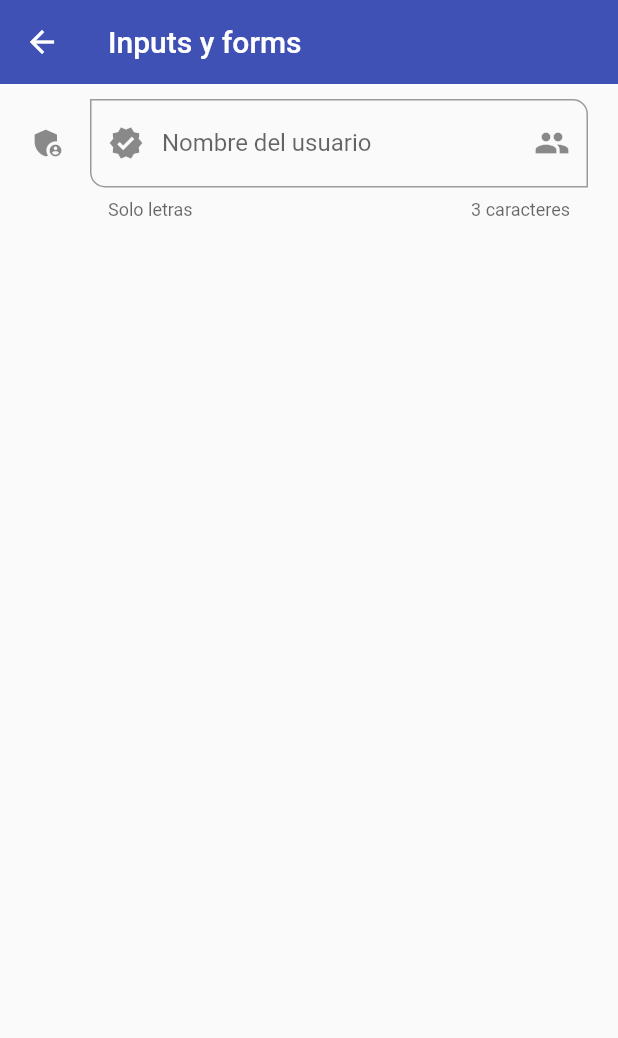
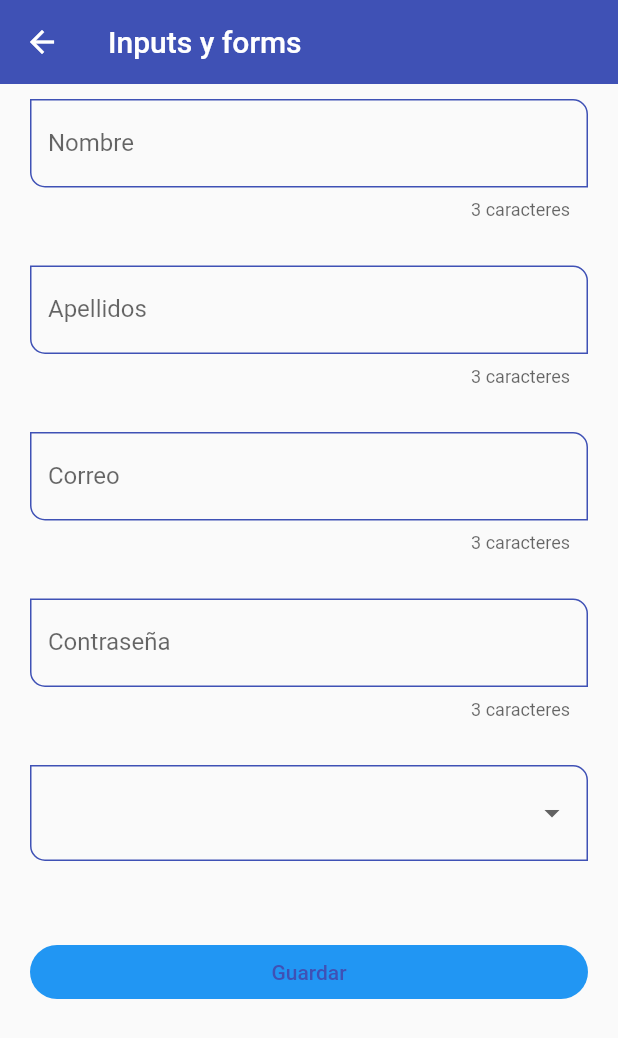
Before and after one commit to jalowin/flutter_projects, a Flutter app: the InputsScreen screen opened by its route, on a phone screen of 412 x 824 dp. Shown: the top 1038 px of the screen. Run offline on Flutter 3.47's test engine with Material 2 defaults, Android fonts, the phone set to English and light mode, and no system bars.

Commit message:
Tercer commit

```diff
--- a/components_app/lib/router/app_routes.dart
+++ b/components_app/lib/router/app_routes.dart
@@ -48,6 +48,16 @@ class AppRoutes {
         icon: Icons.input_rounded,
         name: "Text Inputs",
         screen: const InputsScreen()),
+    MenuOption(
+        route: 'slider',
+        icon: Icons.slow_motion_video_rounded,
+        name: "Sliders and checks",
+        screen: const SliderScreen()),
+    MenuOption(
+        route: 'listviewbuilder',
+        icon: Icons.build_circle_outlined,
+        name: "InfiniteScroll & Pull to refersh",
+        screen: const ListViewBuilderScreen()),
   ];
 
   static Map<String, Widget Function(BuildContext)> getAppRoutes() {
--- a/components_app/lib/screens/inputs_screen.dart
+++ b/components_app/lib/screens/inputs_screen.dart
@@ -1,10 +1,20 @@
 import 'package:flutter/material.dart';
+
+import 'package:components_app/widgets/widgets.dart';
 
 class InputsScreen extends StatelessWidget {
   const InputsScreen({Key? key}) : super(key: key);
 
   @override
   Widget build(BuildContext context) {
+    final GlobalKey<FormState> myFormKey = GlobalKey<FormState>();
+    final Map<String, String> formValues = {
+      'first_name': 'Ricardo',
+      'last_name': 'Jiménez Hurtado',
+      'email': 'jimenezhurtadoricardo@gmail.com',
+      'password': '123456',
+      'role': 'admin',
+    };
     return Scaffold(
       appBar: AppBar(
         title: const Text("Inputs y forms"),
@@ -15,36 +25,83 @@ class InputsScreen extends StatelessWidget {
             horizontal: 20,
             vertical: 10,
           ),
+          child: Form(
+            key: myFormKey,
             child: Column(
               children: [
-              TextFormField(
-                // autofocus: true,
-                initialValue: "",
-                textCapitalization: TextCapitalization.words,
+                CustomInputField(
+                  labelText: "Nombre",
+                  hintText: "Nombre del usuario",
+                  formProperty: 'first_name',
+                  formValues: formValues,
+                ),
+                const SizedBox(height: 30),
+                CustomInputField(
+                  labelText: "Apellidos",
+                  hintText: "Apellidos del usuario",
+                  formProperty: 'last_name',
+                  formValues: formValues,
+                ),
+                const SizedBox(height: 30),
+                CustomInputField(
+                  labelText: "Correo",
+                  hintText: "Correo del usuario",
+                  inputType: TextInputType.emailAddress,
+                  formProperty: 'email',
+                  formValues: formValues,
+                ),
+                const SizedBox(height: 30),
+                CustomInputField(
+                  labelText: "Contraseña",
+                  hintText: "Contraseña del usuario",
+                  obscureText: true,
+                  formProperty: 'password',
+                  formValues: formValues,
+                ),
+                const SizedBox(height: 30),
+                DropdownButtonFormField<String>(
+                  items: const [
+                    DropdownMenuItem(
+                      value: "admin",
+                      child: Text("Administrador"),
+                    ),
+                    DropdownMenuItem(
+                      value: "superuser",
+                      child: Text("Superuser"),
+                    ),
+                    DropdownMenuItem(
+                      value: "developer",
+                      child: Text("Developer"),
+                    ),
+                    DropdownMenuItem(
+                      value: "jr_developer",
+                      child: Text("Jr. Developer"),
+                    ),
+                  ],
                   onChanged: (value) {
                     print(value);
+                    formValues['role'] = value ?? 'admin';
                   },
-                validator: (value) {
-                  if (value == null) return 'Este campo es requerido';
-                  return value.length < 3 ? 'Minimo 3 caracteres' : null;
+                ),
+                const SizedBox(height: 50),
+                ElevatedButton(
+                  child: const SizedBox(
+                    width: double.infinity,
+                    child: Center(
+                      child: Text("Guardar"),
+                    ),
+                  ),
+                  onPressed: () {
+                    FocusScope.of(context).requestFocus(FocusNode());
+                    if (!myFormKey.currentState!.validate()) {
+                      print("Formulario no valido");
+                      return;
+                    }
+                    print(formValues);
                   },
-                autovalidateMode: AutovalidateMode.onUserInteraction,
-                decoration: const InputDecoration(
-                    hintText: "Nombre del usuario",
-                    labelText: "Nombre del usuario",
-                    helperText: "Solo letras",
-                    counterText: "3 caracteres",
-                    prefixIcon: Icon(Icons.verified),
-                    suffixIcon: Icon(Icons.group),
-                    icon: Icon(Icons.admin_panel_settings_sharp),
-                    border: OutlineInputBorder(
-                      borderRadius: BorderRadius.only(
-                        bottomLeft: Radius.circular(10),
-                        topRight: Radius.circular(10),
+                )
+              ],
             ),
-                    )),
-              ),
-            ],
           ),
         ),
       ),
--- a/components_app/lib/screens/screens.dart
+++ b/components_app/lib/screens/screens.dart
@@ -6,3 +6,5 @@ export 'package:components_app/screens/home_screen.dart';
 export 'package:components_app/screens/inputs_screen.dart';
 export 'package:components_app/screens/listview1_screen.dart';
 export 'package:components_app/screens/listview2_screen.dart';
+export 'package:components_app/screens/listview_builder_screen.dart';
+export 'package:components_app/screens/slider_screen.dart';
--- a/components_app/lib/theme/app_theme.dart
+++ b/components_app/lib/theme/app_theme.dart
@@ -21,6 +21,35 @@ class AppTheme {
         foregroundColor: primary,
         shape: const StadiumBorder(),
         elevation: 0,
+      ),
+    ),
+    inputDecorationTheme: const InputDecorationTheme(
+      floatingLabelStyle: TextStyle(
+        color: primary,
+      ),
+      enabledBorder: OutlineInputBorder(
+        borderSide: BorderSide(
+          color: primary,
+        ),
+        borderRadius: BorderRadius.only(
+          bottomLeft: Radius.circular(10),
+          topRight: Radius.circular(10),
+        ),
+      ),
+      focusedBorder: OutlineInputBorder(
+        borderSide: BorderSide(
+          color: primary,
+        ),
+        borderRadius: BorderRadius.only(
+          bottomLeft: Radius.circular(10),
+          topRight: Radius.circular(10),
+        ),
+      ),
+      border: OutlineInputBorder(
+        borderRadius: BorderRadius.only(
+          bottomLeft: Radius.circular(10),
+          topRight: Radius.circular(10),
+        ),
       ),
     ),
   );
--- /dev/null
+++ b/components_app/lib/widgets/custom_input_field.dart
@@ -0,0 +1,57 @@
+import 'package:flutter/material.dart';
+import 'package:flutter/services.dart';
+
+class CustomInputField extends StatelessWidget {
+  const CustomInputField({
+    Key? key,
+    this.hintText,
+    this.labelText,
+    this.helperText,
+    this.icon,
+    this.suffixIcon,
+    this.prefixIcon,
+    this.inputType,
+    this.obscureText = false,
+    required this.formProperty,
+    required this.formValues,
+  }) : super(key: key);
+
+  final String? hintText;
+  final String? labelText;
+  final String? helperText;
+  final IconData? icon;
+  final IconData? suffixIcon;
+  final IconData? prefixIcon;
+  final TextInputType? inputType;
+  final bool obscureText;
+  final String formProperty;
+  final Map<String, String> formValues;
+
+  @override
+  Widget build(BuildContext context) {
+    return TextFormField(
+      // autofocus: true,
+      initialValue: "",
+      textCapitalization: TextCapitalization.words,
+      keyboardType: inputType,
+      obscureText: obscureText,
+      onChanged: (value) {
+        formValues[formProperty] = value;
+      },
+      validator: (value) {
+        if (value == null) return 'Este campo es requerido';
+        return value.length < 3 ? 'Minimo 3 caracteres' : null;
+      },
+      autovalidateMode: AutovalidateMode.onUserInteraction,
+      decoration: InputDecoration(
+        hintText: hintText,
+        labelText: labelText,
+        helperText: helperText,
+        counterText: "3 caracteres",
+        prefixIcon: prefixIcon == null ? null : Icon(prefixIcon),
+        suffixIcon: suffixIcon == null ? null : Icon(suffixIcon),
+        icon: icon == null ? null : Icon(icon),
+      ),
+    );
+  }
+}
--- a/components_app/lib/widgets/widgets.dart
+++ b/components_app/lib/widgets/widgets.dart
@@ -1,2 +1,3 @@
 export 'package:components_app/widgets/custom_card_type_1.dart';
 export 'package:components_app/widgets/custom_card_type_2.dart';
+export 'package:components_app/widgets/custom_input_field.dart';
```
Also changed, not shown: components_app/lib/screens/listview_builder_screen.dart (added, +133 -0 lines), components_app/lib/screens/slider_screen.dart (added, +81 -0 lines). Lines whose indentation alone changed are shown as unchanged.
